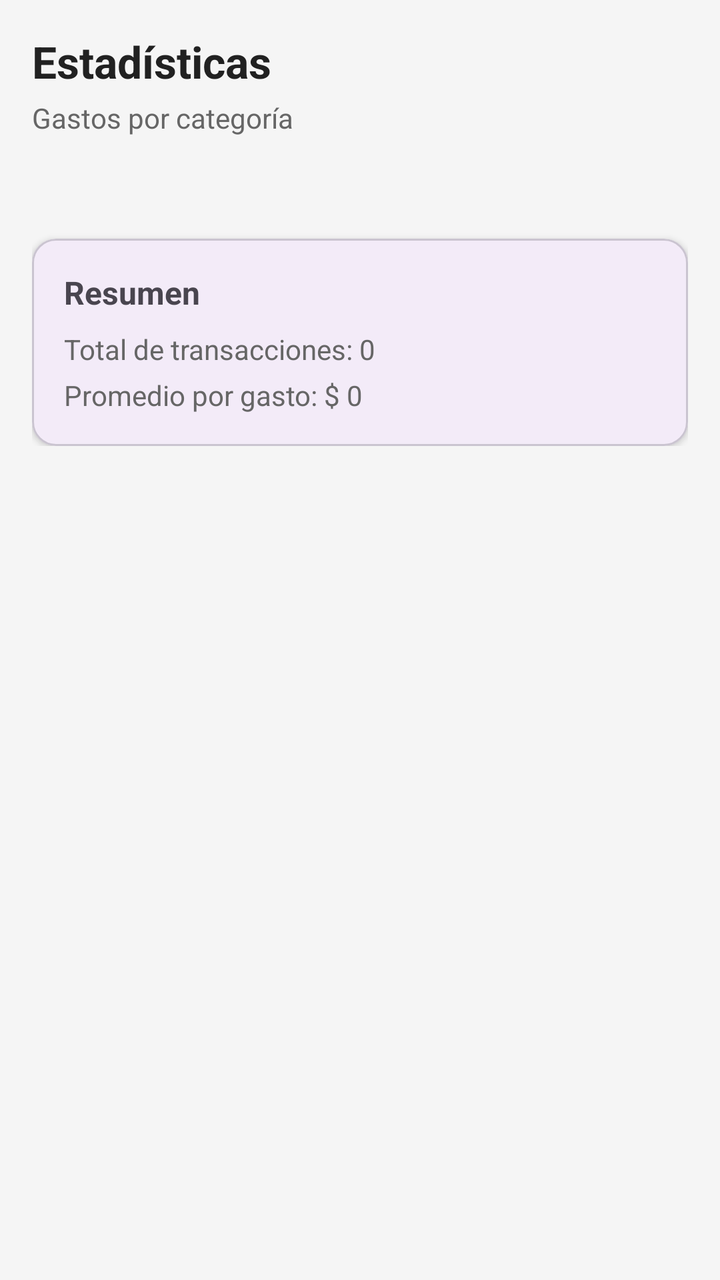
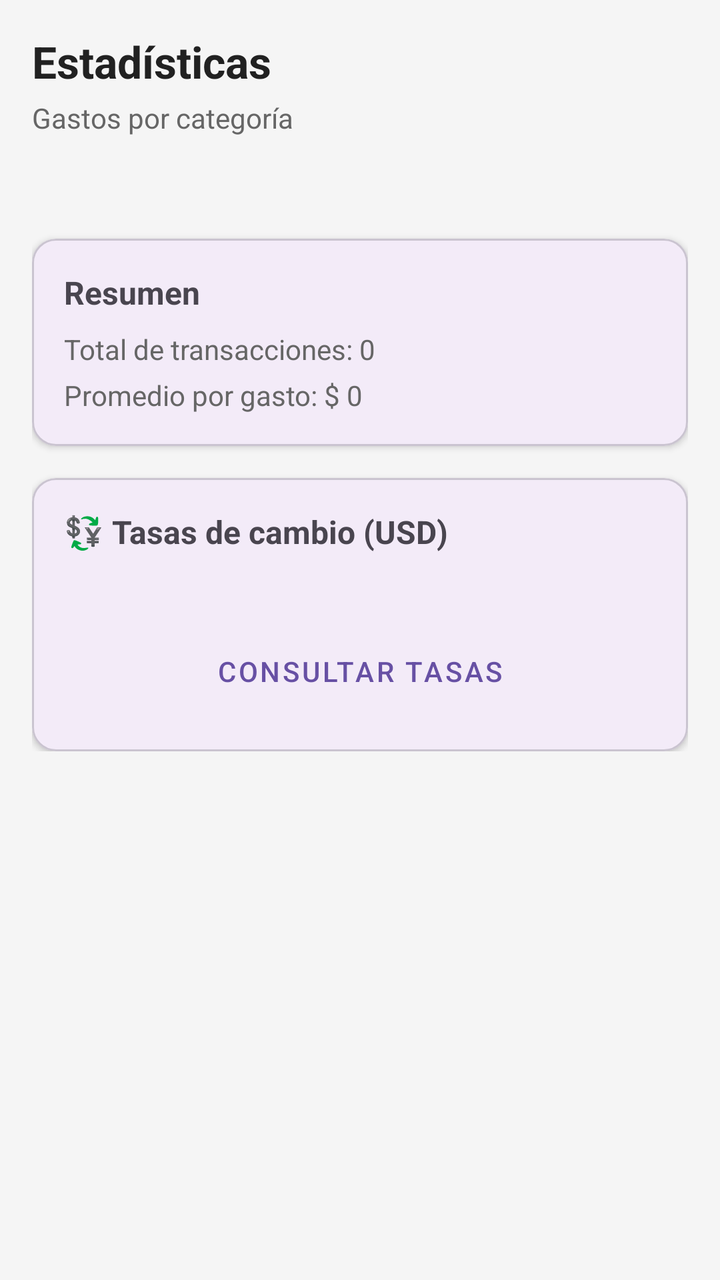

Two renders of the same Android screen: before a commit and after it. Below are the layout's source before the change and the commit's diff.
<!-- AndroidManifest.xml: application theme Theme.MisFinanzas -->
<!-- res/layout/fragment_estadisticas.xml -->
<?xml version="1.0" encoding="utf-8"?>
<ScrollView
    xmlns:android="http://schemas.android.com/apk/res/android"
    xmlns:app="http://schemas.android.com/apk/res-auto"
    android:layout_width="match_parent"
    android:layout_height="match_parent"
    android:background="@color/gris_claro">

    <LinearLayout
        android:layout_width="match_parent"
        android:layout_height="wrap_content"
        android:orientation="vertical"
        android:padding="16dp">

        <TextView
            android:layout_width="wrap_content"
            android:layout_height="wrap_content"
            android:text="Estadísticas"
            android:textSize="22sp"
            android:textStyle="bold"
            android:textColor="@color/negro_texto" />

        <TextView
            android:layout_width="wrap_content"
            android:layout_height="wrap_content"
            android:text="Gastos por categoría"
            android:textSize="14sp"
            android:textColor="@color/gris_texto"
            android:layout_marginTop="4dp" />

        
        
        <TextView
            android:id="@+id/tvDetalleCategorias"
            android:layout_width="match_parent"
            android:layout_height="wrap_content"
            android:layout_marginTop="16dp"
            android:textSize="14sp"
            android:lineSpacingExtra="4dp" />

        
        <com.google.android.material.card.MaterialCardView
            android:layout_width="match_parent"
            android:layout_height="wrap_content"
            android:layout_marginTop="16dp"
            app:cardCornerRadius="12dp"
            app:cardElevation="2dp">

            <LinearLayout
                android:layout_width="match_parent"
                android:layout_height="wrap_content"
                android:orientation="vertical"
                android:padding="16dp">

                <TextView
                    android:layout_width="wrap_content"
                    android:layout_height="wrap_content"
                    android:text="Resumen"
                    android:textSize="16sp"
                    android:textStyle="bold" />

                <TextView
                    android:id="@+id/tvTotalTransacciones"
                    android:layout_width="wrap_content"
                    android:layout_height="wrap_content"
                    android:text="Total de transacciones: 0"
                    android:textSize="14sp"
                    android:textColor="@color/gris_texto"
                    android:layout_marginTop="8dp" />

                <TextView
                    android:id="@+id/tvPromedioGasto"
                    android:layout_width="wrap_content"
                    android:layout_height="wrap_content"
                    android:text="Promedio por gasto: $ 0"
                    android:textSize="14sp"
                    android:textColor="@color/gris_texto"
                    android:layout_marginTop="4dp" />

            </LinearLayout>
        </com.google.android.material.card.MaterialCardView>

    </LinearLayout>
</ScrollView>
<!-- resources referenced by this layout -->
<resources>
  <color name="gris_claro">#F5F5F5</color>
  <color name="gris_texto">#666666</color>
  <color name="negro_texto">#212121</color>
  <style name="Theme.MisFinanzas" parent="Base.Theme.MisFinanzas" />
  <style name="Base.Theme.MisFinanzas" parent="Theme.Material3.DayNight.NoActionBar">
          
          
      </style>
</resources>

<!-- the commit's change to res/layout/fragment_estadisticas.xml (unified diff, before → after) -->
@@ -80,5 +80,55 @@
             </LinearLayout>
         </com.google.android.material.card.MaterialCardView>
 
+        
+        <com.google.android.material.card.MaterialCardView
+            android:layout_width="match_parent"
+            android:layout_height="wrap_content"
+            android:layout_marginTop="16dp"
+            app:cardCornerRadius="12dp"
+            app:cardElevation="2dp">
+
+            <LinearLayout
+                android:layout_width="match_parent"
+                android:layout_height="wrap_content"
+                android:orientation="vertical"
+                android:padding="16dp">
+
+                <TextView
+                    android:layout_width="wrap_content"
+                    android:layout_height="wrap_content"
+                    android:text="💱 Tasas de cambio (USD)"
+                    android:textSize="16sp"
+                    android:textStyle="bold" />
+
+                
+                <ProgressBar
+                    android:id="@+id/progressTasas"
+                    android:layout_width="wrap_content"
+                    android:layout_height="wrap_content"
+                    android:layout_gravity="center"
+                    android:layout_marginTop="8dp"
+                    android:visibility="gone" />
+
+                
+                <TextView
+                    android:id="@+id/tvTasas"
+                    android:layout_width="match_parent"
+                    android:layout_height="wrap_content"
+                    android:textSize="14sp"
+                    android:layout_marginTop="8dp" />
+
+                
+                <Button
+                    android:id="@+id/btnConsultarTasas"
+                    android:layout_width="match_parent"
+                    android:layout_height="wrap_content"
+                    android:text="Consultar tasas"
+                    android:layout_marginTop="8dp"
+                    style="@style/Widget.MaterialComponents.Button.OutlinedButton" />
+
+            </LinearLayout>
+        </com.google.android.material.card.MaterialCardView>
+
     </LinearLayout>
 </ScrollView>
